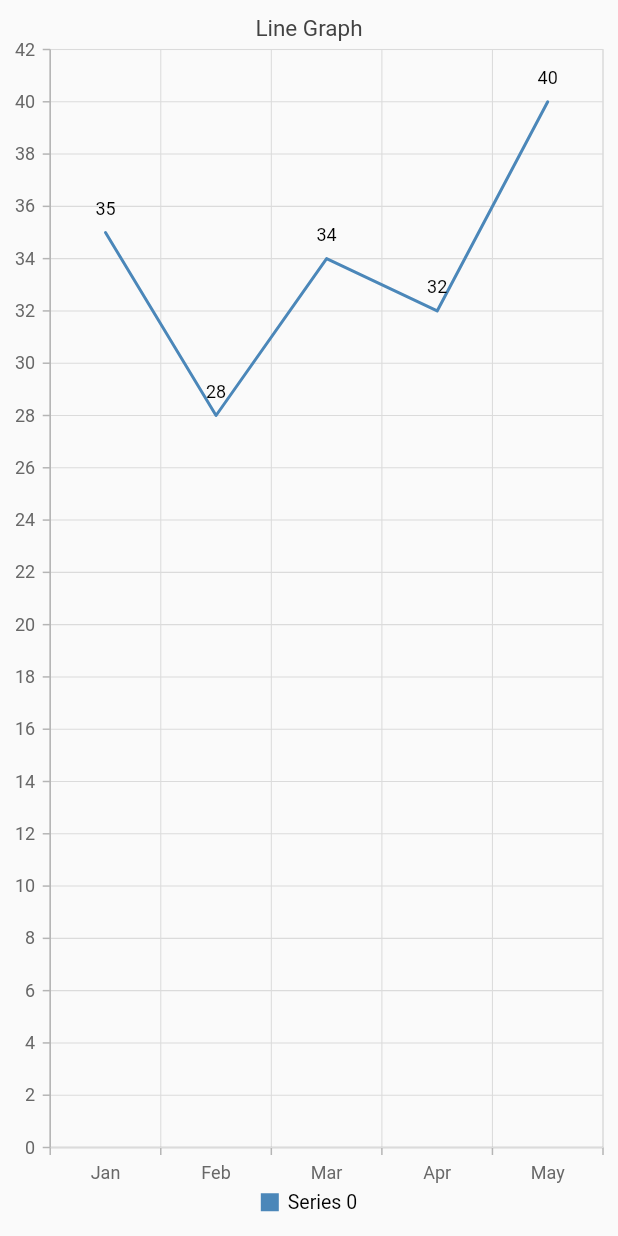
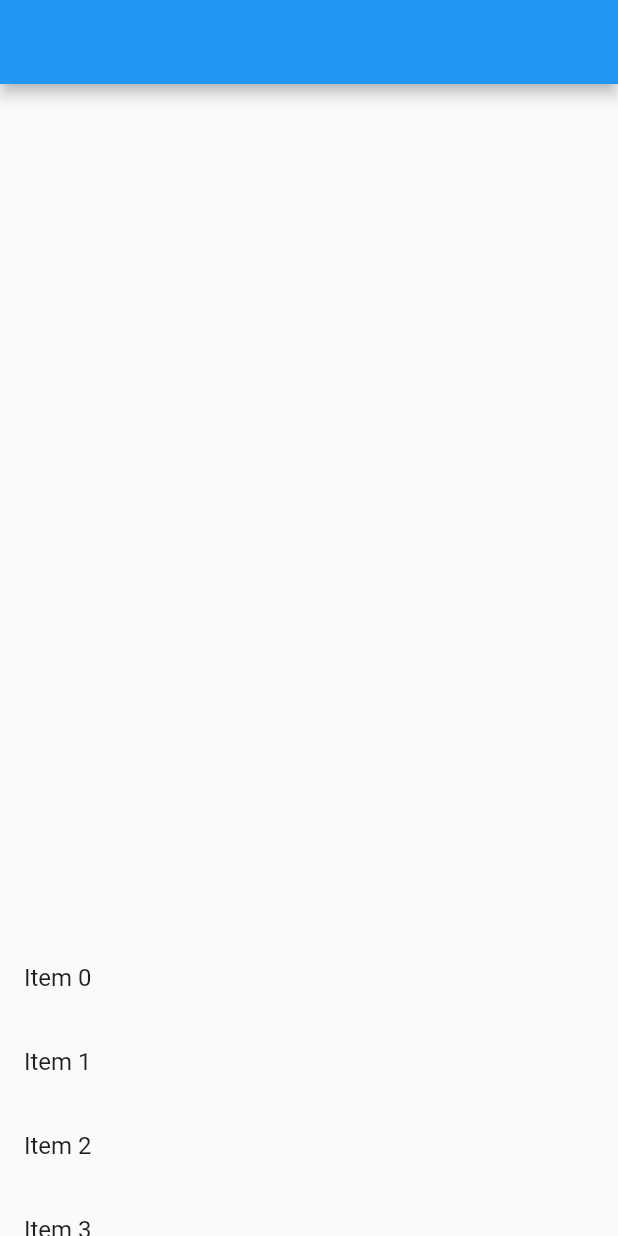
Before and after one commit to mahmoudbahkiry/expense-tracker-flutter, a Flutter app: the screen it shows after launch, on a phone screen of 412 x 824 dp. Run offline on Flutter 3.47's test engine with Material 2 defaults, Android fonts, the phone set to English and light mode, and no system bars; our stand-ins replace charts_flutter, pie_chart, syncfusion_flutter_charts.

Commit message:
Transaction History
Fully functional Transaction History with scroll feature using dummy values from a list

```diff
--- /dev/null
+++ b/lib/TransactionList.dart
@@ -0,0 +1,28 @@
+import 'package:flutter/material.dart';
+
+class TransactionList extends StatelessWidget {
+
+  final List<String> dummyData = List<String>.generate(100, (i) => 'Item $i');
+
+  @override
+  Widget build(BuildContext context) {
+    return Column(
+      children: <Widget>[
+        Expanded(
+          child: Container(),
+        ),
+        Container(
+          height: 200.0,
+          child: ListView.builder(
+            itemCount: dummyData.length,
+            itemBuilder: (context, index) {
+              return ListTile(
+                title: Text(dummyData[index]),
+              );
+            },
+          ),
+        ),
+      ],
+    );
+  }
+}
--- a/lib/dashboard.dart
+++ b/lib/dashboard.dart
@@ -5,11 +5,13 @@ import 'package:expense_tracker_app/ModelLine.dart';
 import 'package:flutter/material.dart';
 import 'package:charts_flutter/flutter.dart' as charts;
 import 'package:syncfusion_flutter_charts/charts.dart';
+import 'package:expense_tracker_app/TransactionList.dart';
+
 
 
 class DashBoard extends StatelessWidget {
 
-// Data for bar graph
+// Data for Bar Graph
   final List<ModelBar> data = [
 
     ModelBar(
@@ -39,8 +41,33 @@ class DashBoard extends StatelessWidget {
     ),
   ];
 
+  // Scaffold for dashboard
+
+
+
+@override
+  Widget build(BuildContext context) {
+    return Scaffold(
+      appBar: AppBar(),
+      body: TransactionList(),
+    );
+  }
+}
+
+// Scaffold for Pie Chart
+/*
+@override
+  Widget build(BuildContext context) {
+    return Scaffold(
+      appBar: AppBar(),
+      body: TransactionList(),
+    );
+  }
+}
+*/
+
 // Data for line graph
-    List<SalesData> _chartData = <SalesData>[
+/*    List<SalesData> _chartData = <SalesData>[
     SalesData('Jan', 35),
     SalesData('Feb', 28),
     SalesData('Mar', 34),
@@ -48,8 +75,7 @@ class DashBoard extends StatelessWidget {
     SalesData('May', 40)
   ];
 
-  // Scaffold for dashboard
-
+// Scaffold for line graph
   @override
   Widget build(BuildContext context) {
     return Scaffold(
@@ -73,18 +99,7 @@ class DashBoard extends StatelessWidget {
     );
   }
 }
-
-// Scaffold for Pie Chart
-/*@override
-  Widget build(BuildContext context) {
-    return Scaffold(
-      appBar: AppBar(),
-      body: MyPieChart(),
-    );
-  }
-}
 */
-
 
 // Scaffold for Bar Chart
 /*@override
--- a/pubspec.yaml
+++ b/pubspec.yaml
@@ -41,6 +41,9 @@ dependencies:
   charts_flutter: ^0.12.0
   place_picker: ^0.10.0
   pie_chart: ^5.3.2
+
+  # Firebase import
+  firebase_database: ^9.0.1
 
 
 dev_dependencies:
```
Also changed, not shown: lib/ChartPie.dart (+29 -10 lines), lib/ModelLine.dart (+5 -4 lines), pubspec.lock, 1 other file.
